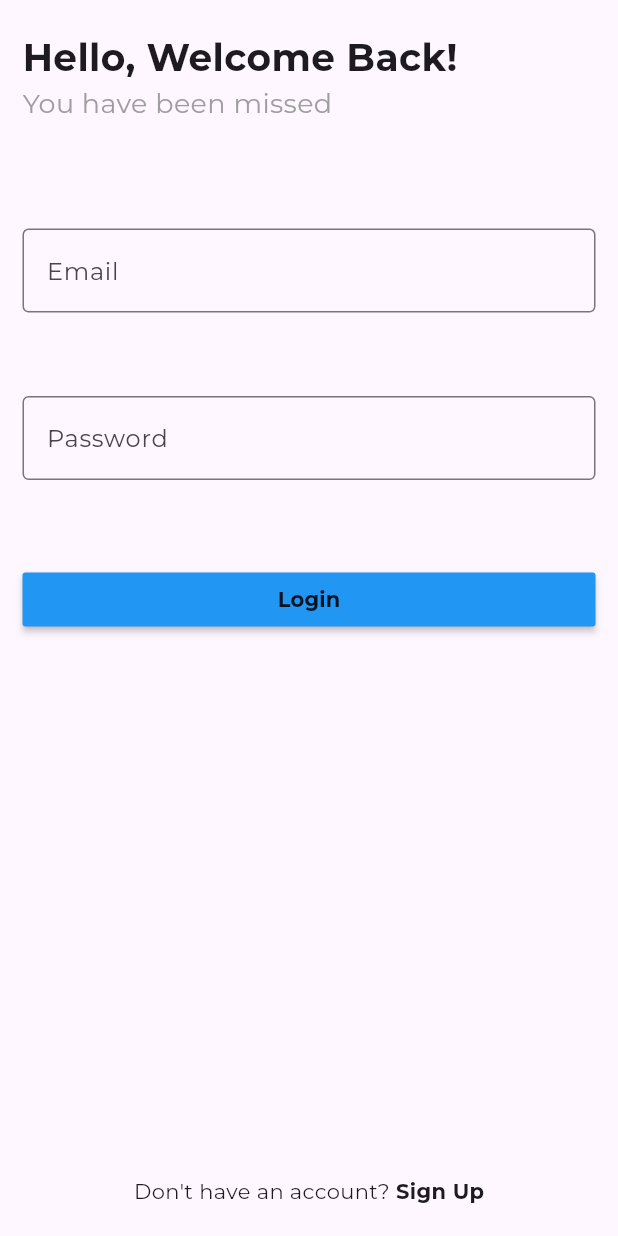
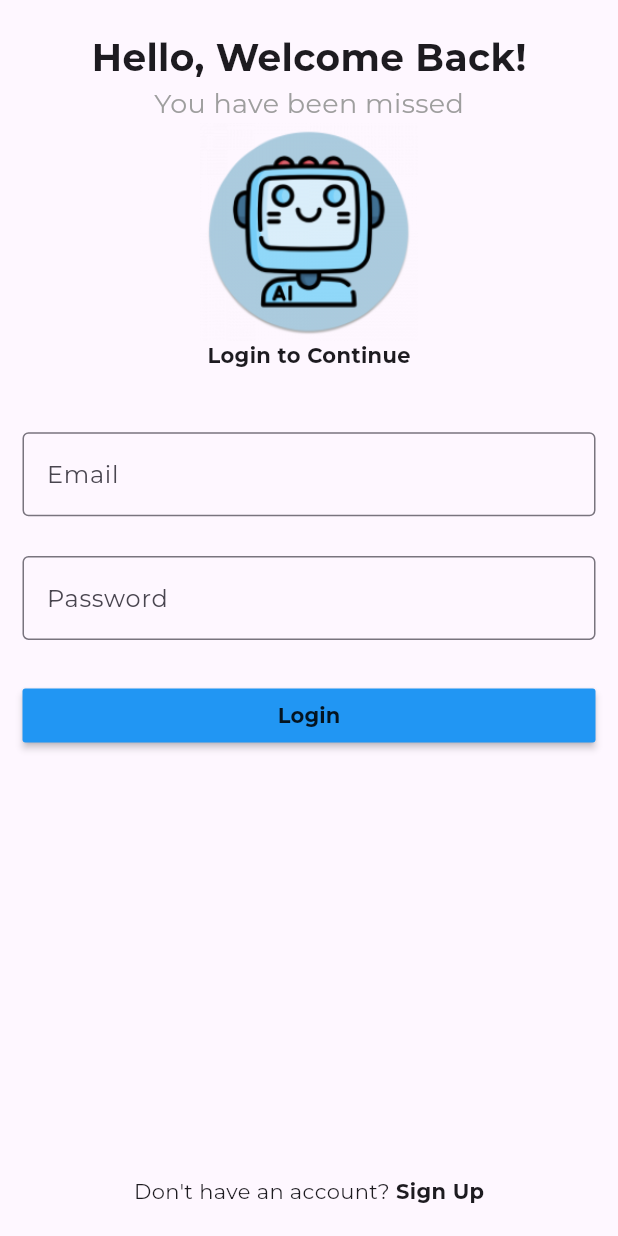
Before and after one commit to Nyxoy77/Geminus, a Flutter app: the screen it shows after launch, on a phone screen of 412 x 824 dp. Run offline on Flutter 3.47's test engine with Material 3 defaults, Android fonts, the phone set to English and light mode, and no system bars; our stand-ins replace animate_do, dash_chat_2, delightful_toast, firebase_auth, firebase_core, flutter_gemini and 3 more; accounts and stored records are empty.

Commit message:
Edited my login page

```diff
--- a/lib/Pages/login_page.dart
+++ b/lib/Pages/login_page.dart
@@ -36,6 +36,8 @@ class _LoginPageState extends State<LoginPage> {
   @override
   Widget build(BuildContext context) {
     return Scaffold(
+      // backgroundColor: Colors.black,
+      resizeToAvoidBottomInset: false,
       body: _buildUi(),
     );
   }
@@ -46,7 +48,13 @@ class _LoginPageState extends State<LoginPage> {
         padding: const EdgeInsets.symmetric(vertical: 20, horizontal: 15),
         child: Column(
           children: [
+            // const Spacer(),
             _header(),
+            Flexible(child: Image.asset('assets/images/ic_launcher_round.png')),
+            const Text(
+              'Login to Continue',
+              style: TextStyle(fontWeight: FontWeight.bold),
+            ),
             _form(),
             _signUp(),
           ],
@@ -59,7 +67,7 @@ class _LoginPageState extends State<LoginPage> {
     return SizedBox(
       width: MediaQuery.of(context).size.width,
       child: const Column(
-        crossAxisAlignment: CrossAxisAlignment.start,
+        crossAxisAlignment: CrossAxisAlignment.center,
         mainAxisAlignment: MainAxisAlignment.start,
         mainAxisSize: MainAxisSize.max,
         children: [
@@ -84,7 +92,7 @@ class _LoginPageState extends State<LoginPage> {
         key: _loginPageKey,
         child: Column(
           mainAxisSize: MainAxisSize.max,
-          mainAxisAlignment: MainAxisAlignment.spaceEvenly,
+          // mainAxisAlignment: MainAxisAlignment.spaceEvenly,
           crossAxisAlignment: CrossAxisAlignment.center,
           children: [
             CustomFormField(
@@ -152,9 +160,9 @@ class _LoginPageState extends State<LoginPage> {
         children: [
           const Text("Don't have an account? "),
           GestureDetector(
-            onTap: (){
-              _navigationServices.pushNamed("/signUp");
-            },
+              onTap: () {
+                _navigationServices.pushNamed("/signUp");
+              },
               child: const Text("Sign Up",
                   style: TextStyle(fontWeight: FontWeight.bold))),
         ],
--- a/lib/Services/navigation_services.dart
+++ b/lib/Services/navigation_services.dart
@@ -1,6 +1,6 @@
 
 import 'package:ai_bot/Pages/login_page.dart';
-import 'package:ai_bot/Pages/Homepage.dart';
+import 'package:ai_bot/Pages/homepage.dart';
 import 'package:ai_bot/Pages/signup_page.dart';
 import 'package:flutter/widgets.dart';
 
--- a/lib/main.dart
+++ b/lib/main.dart
@@ -16,7 +16,7 @@ void main() async {
 Future<void> setUp() async {
   WidgetsFlutterBinding.ensureInitialized();
   await setUpFirebase();
-   await setUpGetIt();
+  await setUpGetIt();
   Gemini.init(apiKey: 'AIzaSyDjbeC4_9HFkOLcHvmBloYxCtaFqqhNlGQ');
 }
 
@@ -36,12 +36,14 @@ class MyApp extends StatelessWidget {
       navigatorKey: _navigationServices.navigatorKey,
       debugShowCheckedModeBanner: false,
       title: 'Allen',
+      darkTheme: ThemeData.dark(useMaterial3: true)
+          .copyWith(textTheme: GoogleFonts.montserratTextTheme()),
       theme: ThemeData.light(
         useMaterial3: true,
       ).copyWith(textTheme: GoogleFonts.montserratTextTheme()),
-      initialRoute: _authServices.user!=null ? '/home':'/login',
+      initialRoute: _authServices.user != null ? '/home' : '/login',
       routes: _navigationServices.routes!,
-
+      themeMode: ThemeMode.system,
     );
   }
 }
```
Also changed, not shown: lib/Pages/Homepage.dart (+34 -23 lines), pubspec.yaml (+23 -14 lines), assets/images/ic_launcher_round.png (added), pubspec.lock, 30 other files.
